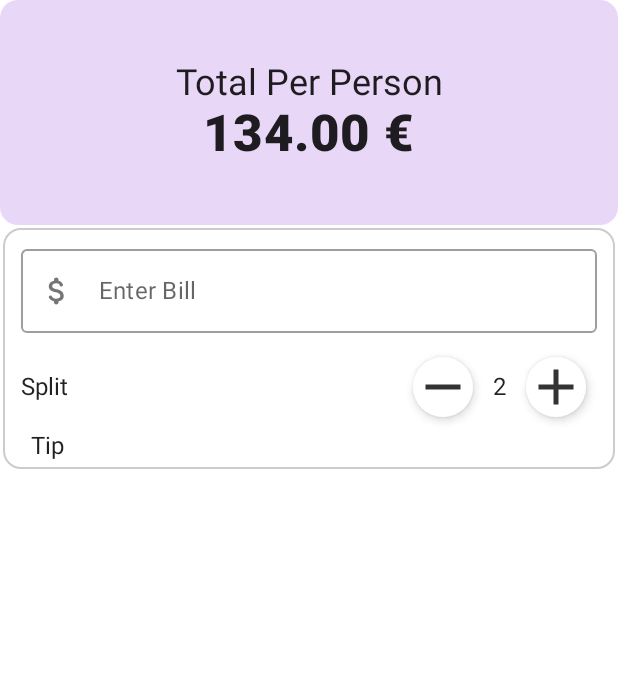
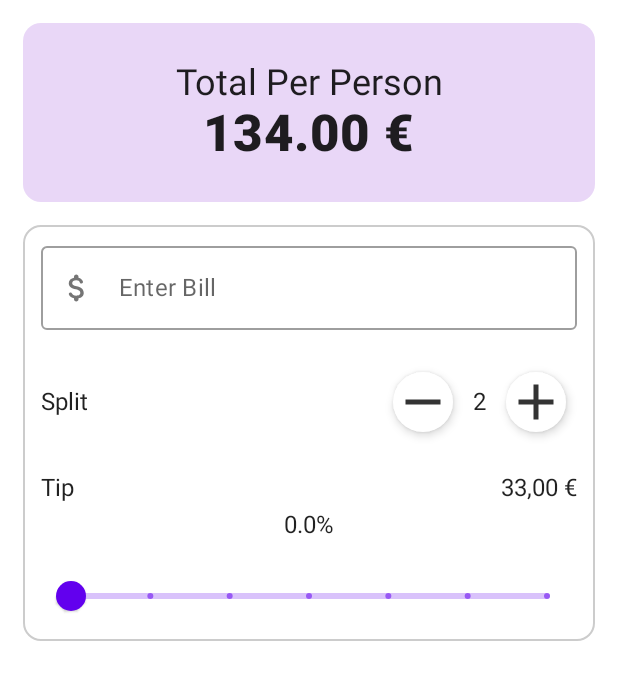
Before and after one commit to raiesbo/random, an Android app built with Jetpack Compose: the screen it shows after launch (MainActivity), after a tap on "Button sign", on a phone screen of 412 x 824 dp. Shown: the top 680 px of the screen. Run offline under Robolectric (Android 15) with nearby library versions, the phone set to English and light mode, and no system bars.

Commit message:
[kotlinCompose JetTipApp] Implement TipRow and Slider

```diff
--- a/androidKotlinBootcamp/JetTipApp/app/build.gradle
+++ b/androidKotlinBootcamp/JetTipApp/app/build.gradle
@@ -46,19 +46,17 @@ android {
 }
 
 dependencies {
-
     implementation 'androidx.core:core-ktx:1.7.0'
     implementation "androidx.compose.ui:ui:$compose_version"
     implementation "androidx.compose.material:material:$compose_version"
     implementation "androidx.compose.ui:ui-tooling-preview:$compose_version"
     implementation 'androidx.lifecycle:lifecycle-runtime-ktx:2.3.1'
     implementation 'androidx.activity:activity-compose:1.3.1'
+    implementation "androidx.compose.material:material-icons-extended:$compose_version"
     testImplementation 'junit:junit:4.13.2'
     androidTestImplementation 'androidx.test.ext:junit:1.1.3'
     androidTestImplementation 'androidx.test.espresso:espresso-core:3.4.0'
     androidTestImplementation "androidx.compose.ui:ui-test-junit4:$compose_version"
     debugImplementation "androidx.compose.ui:ui-tooling:$compose_version"
     debugImplementation "androidx.compose.ui:ui-test-manifest:$compose_version"
-    // Icons
-    implementation "androidx.compose.material:material-icons-extended:$compose_version"
 }
--- a/androidKotlinBootcamp/JetTipApp/app/src/main/java/com/raiesbo/jettipapp/MainActivity.kt
+++ b/androidKotlinBootcamp/JetTipApp/app/src/main/java/com/raiesbo/jettipapp/MainActivity.kt
@@ -10,14 +10,12 @@ import androidx.compose.foundation.shape.CornerSize
 import androidx.compose.foundation.shape.RoundedCornerShape
 import androidx.compose.foundation.text.KeyboardActions
 import androidx.compose.material.MaterialTheme
+import androidx.compose.material.Slider
 import androidx.compose.material.Surface
 import androidx.compose.material.Text
 import androidx.compose.material.icons.Icons
 import androidx.compose.material.icons.filled.Add
-import androidx.compose.material.icons.filled.PlusOne
 import androidx.compose.material.icons.filled.Remove
-import androidx.compose.material.icons.rounded.PlusOne
-import androidx.compose.material.icons.rounded.Remove
 import androidx.compose.runtime.Composable
 import androidx.compose.runtime.mutableStateOf
 import androidx.compose.runtime.remember
@@ -33,6 +31,7 @@ import androidx.compose.ui.unit.dp
 import com.raiesbo.jettipapp.components.InputField
 import com.raiesbo.jettipapp.ui.theme.JetTipAppTheme
 import com.raiesbo.jettipapp.widgets.RoundIconButton
+import kotlin.math.round
 
 class MainActivity : ComponentActivity() {
     override fun onCreate(savedInstanceState: Bundle?) {
@@ -60,7 +59,7 @@ fun MyApp(content: @Composable () -> Unit) {
     }
 }
 
-@Preview(showBackground = true)
+// @Preview(showBackground = true)
 @Composable
 fun MainContent() {
     BillForm() { billAmt ->
@@ -68,13 +67,14 @@ fun MainContent() {
     }
 }
 
-@Preview(showBackground = false)
+// @Preview(showBackground = false)
 @Composable
 fun TopHeader(totalPerPerson: Double = 134.0) {
     Surface(
         modifier = Modifier
             .fillMaxWidth()
             .height(150.dp)
+            .padding(15.dp)
             .clip(shape = RoundedCornerShape(corner = CornerSize(12.dp))),
         color = Color(0xFFE9D7F7)
     ) {
@@ -97,7 +97,6 @@ fun TopHeader(totalPerPerson: Double = 134.0) {
     }
 }
 
-// {}
 
 @OptIn(ExperimentalComposeUiApi::class)
 @Composable
@@ -115,13 +114,19 @@ fun BillForm(
 
     val keyboardController = LocalSoftwareKeyboardController.current
 
+    val sliderPositionState = remember {
+        mutableStateOf(0f)
+    }
+
     val numPeople = remember {
         mutableStateOf(1)
     }
 
+
+
     Surface(
         modifier = Modifier
-            .padding(2.dp)
+            .padding(start = 15.dp, end = 15.dp)
             .fillMaxWidth(),
         shape = RoundedCornerShape(corner = CornerSize(12.dp)),
         border = BorderStroke(width = 1.dp, color = Color.LightGray)
@@ -156,12 +161,12 @@ fun BillForm(
                         )
                     )
                     Row(
-                        modifier = Modifier.padding(horizontal = 3.dp),
+                        modifier = Modifier.padding(horizontal = 3.dp, vertical = 12.dp),
                         horizontalArrangement = Arrangement.End
                     ) {
                         if (numPeople.value > 1) {
                             RoundIconButton(
-                                imageVector = Icons.Default.Remove,
+                                imageVector = Icons.Default.Remove, // Remove Icon
                                 onClick = { numPeople.value-- }
                             )
                         } else {
@@ -181,14 +186,38 @@ fun BillForm(
                 }
                 // Tip row
                 Row(
-                    modifier = Modifier.padding(horizontal = 3.dp),
-                    horizontalArrangement = Arrangement.End
+                    modifier = Modifier
+                        .fillMaxWidth()
+                        .padding(6.dp),
+                    horizontalArrangement = Arrangement.SpaceBetween
                 ) {
                     Text(
                         text = "Tip",
                         modifier = Modifier
                             .align(Alignment.CenterVertically)
-                            .padding(start = 9.dp, end = 9.dp)
+                    )
+                    Text(
+                        text = "33,00 €",
+                        modifier = Modifier.align(Alignment.CenterVertically)
+                    )
+                }
+                // Tip column
+                Column(
+                    modifier = Modifier,
+                    verticalArrangement = Arrangement.Center,
+                    horizontalAlignment = Alignment.CenterHorizontally
+                ) {
+                    Text(text = "${sliderPositionState.value}%")
+                    Spacer(modifier = Modifier.height(14.dp))
+                    // Slider
+                    Slider(
+                        value = round(sliderPositionState.value * 100) / 100,
+                        onValueChange = { newVal ->
+                            sliderPositionState.value = newVal
+                            Log.d("Slider", "$newVal")
+                        },
+                        modifier = Modifier.padding(start = 16.dp, end = 16.dp),
+                        steps = 5
                     )
                 }
             } else {
```
